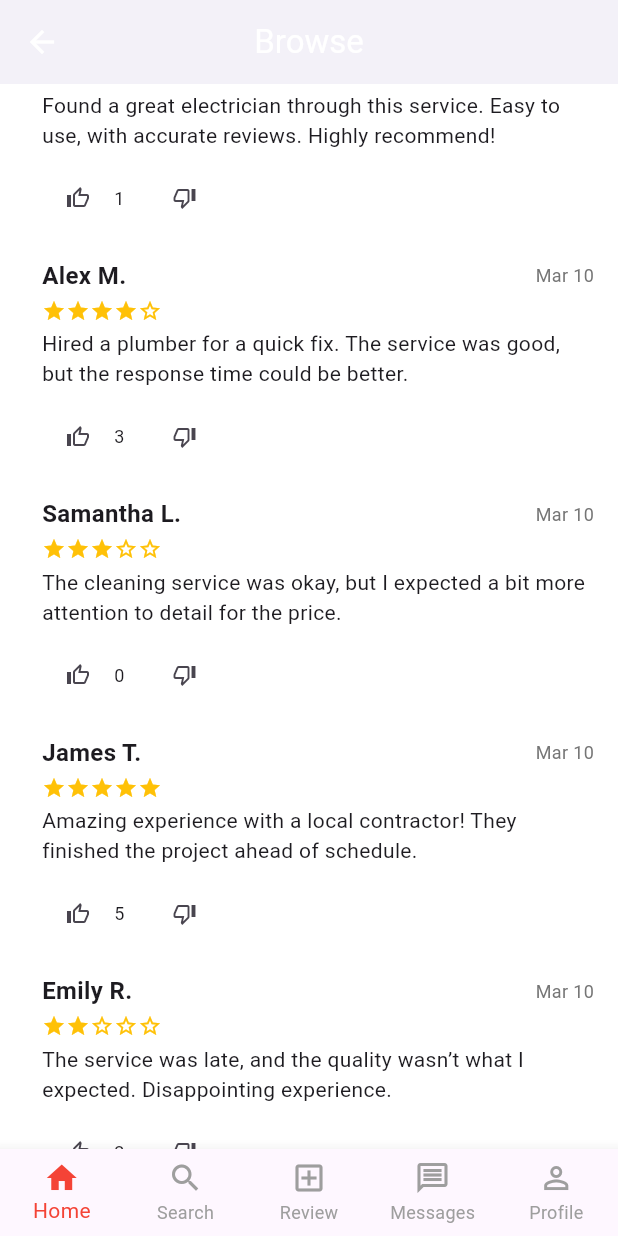
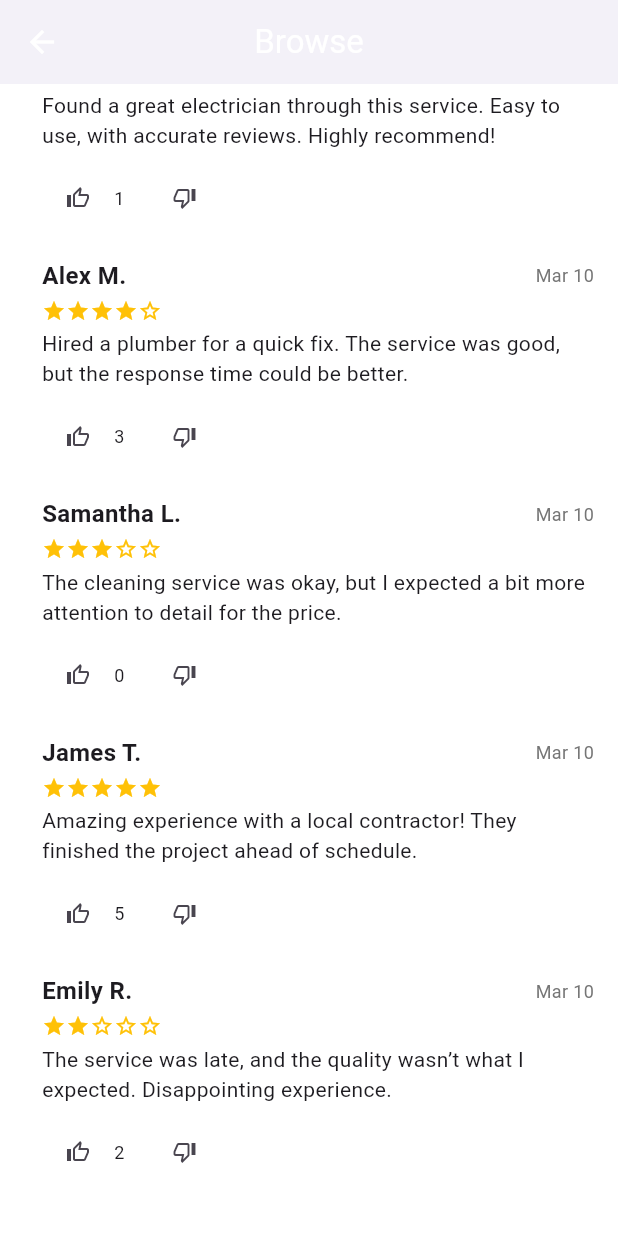
Before and after one commit to TonaDaphin/revvo, a Flutter app: the HomeView screen opened by its route, scrolled down 395 dp, on a phone screen of 412 x 824 dp. Run offline on Flutter 3.47's test engine with Material 3 defaults, Android fonts, the phone set to English and light mode, and no system bars; our stand-ins replace get, get_storage; accounts and stored records are empty; network calls fail.

Commit message:
:recycle: navigation

```diff
--- a/lib/main.dart
+++ b/lib/main.dart
@@ -50,7 +50,7 @@ class MyApp extends StatelessWidget {
         ),
       ),
       initialBinding: InitialBinding(), // dependency injection
-      initialRoute: Routes.PROFILE,
+      initialRoute: Routes.NAVIGATE,
       getPages: AppPages.routes,
       defaultTransition: Transition.fade,
     );
--- a/lib/modules/home/views/home.dart
+++ b/lib/modules/home/views/home.dart
@@ -143,29 +143,29 @@ class HomeView extends GetView<HomeController> {
           ],
         ),
       ),
-      bottomNavigationBar: Obx(
-        () => BottomNavigationBar(
-          currentIndex: controller.currentIndex.value,
-          onTap: controller.changeTab,
-          type: BottomNavigationBarType.fixed,
-          items: const [
-            BottomNavigationBarItem(icon: Icon(Icons.home), label: 'Home'),
-            BottomNavigationBarItem(icon: Icon(Icons.search), label: 'Search'),
-            BottomNavigationBarItem(
-              icon: Icon(Icons.add_box_outlined),
-              label: 'Review',
-            ),
-            BottomNavigationBarItem(
-              icon: Icon(Icons.message_outlined),
-              label: 'Messages',
-            ),
-            BottomNavigationBarItem(
-              icon: Icon(Icons.person_outline),
-              label: 'Profile',
-            ),
-          ],
-        ),
-      ),
+      // bottomNavigationBar: Obx(
+      //   () => BottomNavigationBar(
+      //     currentIndex: controller.currentIndex.value,
+      //     onTap: controller.changeTab,
+      //     type: BottomNavigationBarType.fixed,
+      //     items: const [
+      //       BottomNavigationBarItem(icon: Icon(Icons.home), label: 'Home'),
+      //       BottomNavigationBarItem(icon: Icon(Icons.search), label: 'Search'),
+      //       BottomNavigationBarItem(
+      //         icon: Icon(Icons.add_box_outlined),
+      //         label: 'Review',
+      //       ),
+      //       BottomNavigationBarItem(
+      //         icon: Icon(Icons.message_outlined),
+      //         label: 'Messages',
+      //       ),
+      //       BottomNavigationBarItem(
+      //         icon: Icon(Icons.person_outline),
+      //         label: 'Profile',
+      //       ),
+      //     ],
+      //   ),
+      // ),
     );
   }
 }
--- a/lib/modules/review/views/profile.dart
+++ b/lib/modules/review/views/profile.dart
@@ -256,29 +256,29 @@ class ProfileView extends GetView<HomeController> {
           ],
         ),
       ),
-      bottomNavigationBar: Obx(
-        () => BottomNavigationBar(
-          currentIndex: controller.currentIndex.value,
-          onTap: controller.changeTab,
-          type: BottomNavigationBarType.fixed,
-          items: const [
-            BottomNavigationBarItem(icon: Icon(Icons.home), label: 'Home'),
-            BottomNavigationBarItem(icon: Icon(Icons.search), label: 'Search'),
-            BottomNavigationBarItem(
-              icon: Icon(Icons.rate_review),
-              label: 'Review',
-            ),
-            BottomNavigationBarItem(
-              icon: Icon(Icons.message_outlined),
-              label: 'Messages',
-            ),
-            BottomNavigationBarItem(
-              icon: Icon(Icons.person_outline),
-              label: 'Account',
-            ),
-          ],
-        ),
-      ),
+      // bottomNavigationBar: Obx(
+      //   () => BottomNavigationBar(
+      //     currentIndex: controller.currentIndex.value,
+      //     onTap: controller.changeTab,
+      //     type: BottomNavigationBarType.fixed,
+      //     items: const [
+      //       BottomNavigationBarItem(icon: Icon(Icons.home), label: 'Home'),
+      //       BottomNavigationBarItem(icon: Icon(Icons.search), label: 'Search'),
+      //       BottomNavigationBarItem(
+      //         icon: Icon(Icons.rate_review),
+      //         label: 'Review',
+      //       ),
+      //       BottomNavigationBarItem(
+      //         icon: Icon(Icons.message_outlined),
+      //         label: 'Messages',
+      //       ),
+      //       BottomNavigationBarItem(
+      //         icon: Icon(Icons.person_outline),
+      //         label: 'Account',
+      //       ),
+      //     ],
+      //   ),
+      // ),
     );
   }
 
--- a/lib/routes/app_pages.dart
+++ b/lib/routes/app_pages.dart
@@ -1,4 +1,6 @@
 import 'package:get/get.dart';
+import 'package:yelp/modules/navigation/bindings/navigation.dart';
+import 'package:yelp/modules/navigation/views/navigation.dart';
 import 'package:yelp/modules/review/bindings/profile.dart';
 import 'package:yelp/modules/review/views/profile.dart';
 import 'package:yelp/modules/search/bindings/search.dart';
@@ -51,5 +53,13 @@ class AppPages {
       page: () => ProfileView(),
       binding: ProfileBinding(),
     ),
+    GetPage(
+      name: _Paths.NAVIGATE,
+      page: () => const NavigationView(),
+      binding: NavigationBinding(),
+      //  middlewares: [
+      //     AuthMiddleware(),
+      //   ]
+    ),
   ];
 }
--- a/lib/routes/app_routes.dart
+++ b/lib/routes/app_routes.dart
@@ -8,6 +8,7 @@ abstract class Routes {
   static const HOME = _Paths.HOME;
   static const SEARCH = _Paths.SEARCH;
   static const PROFILE = _Paths.PROFILE;
+  static const NAVIGATE = _Paths.NAVIGATE;
 }
 
 abstract class _Paths {
@@ -18,5 +19,5 @@ abstract class _Paths {
   static const HOME = '/home';
   static const SEARCH = '/search';
   static const PROFILE = '/profile';
-
+  static const NAVIGATE = '/navigate';
 }
```
Also changed, not shown: lib/modules/navigation/bindings/navigation.dart (added, +11 -0 lines), lib/modules/navigation/controllers/navigation.dart (added, +9 -0 lines), lib/modules/navigation/views/navigation.dart (added, +54 -0 lines), lib/modules/search/views/search.dart (+23 -23 lines).
